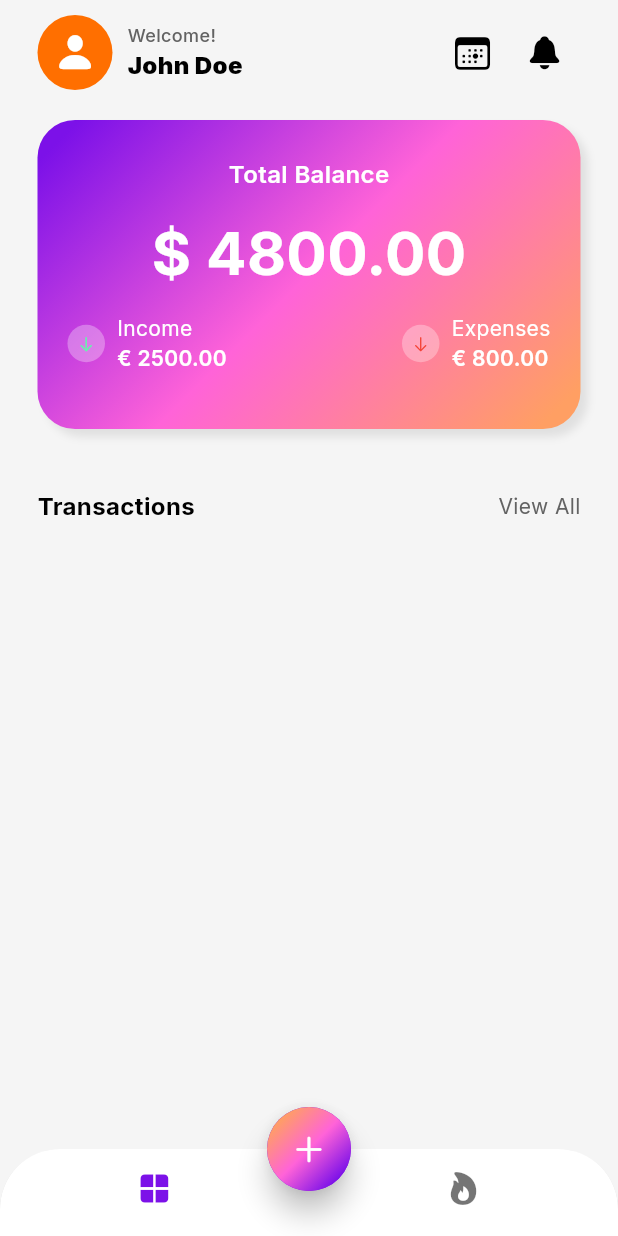
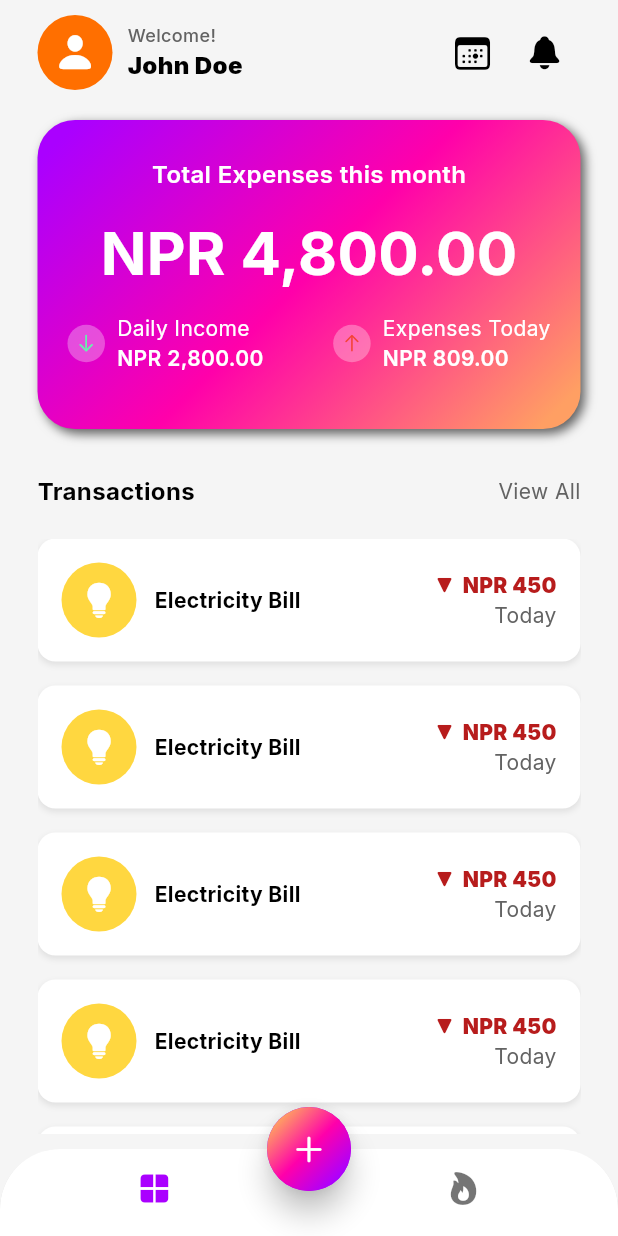
Before and after one commit to IshanKarki/Khutruke, a Flutter app: the screen it shows after launch, on a phone screen of 412 x 824 dp. Run offline on Flutter 3.47's test engine with Material 3 defaults, Android fonts, the phone set to English and light mode, and no system bars; our stand-ins replace google_fonts.

Commit message:
Third Commit

```diff
--- a/lib/app_view.dart
+++ b/lib/app_view.dart
@@ -14,8 +14,8 @@ class MyAppView extends StatelessWidget {
         colorScheme: ColorScheme.light(
           surface: Colors.grey.shade100,
           onSurface: Colors.black,
-          primary: const Color.fromARGB(255, 124, 17, 232),
-          secondary: const Color.fromARGB(255, 255, 99, 216),
+          primary: const Color(0xFFAA00FF),
+          secondary: const Color(0xFFFF00AA),
           tertiary: const Color.fromARGB(255, 255, 159, 99),
           outline: const Color.fromARGB(255, 99, 99, 99),
         ),
--- a/lib/screens/home/views/main_screen.dart
+++ b/lib/screens/home/views/main_screen.dart
@@ -79,7 +79,11 @@ class MainScreen extends StatelessWidget {
               ],
             ),
             const SizedBox(height: 20),
-            Container(
+            GestureDetector(
+              onTap: () {
+                //redirect to the insights or analytics screen
+              },
+              child: Container(
                 width: MediaQuery.of(context).size.width,
                 height: MediaQuery.of(context).size.width / 2,
                 decoration: BoxDecoration(
@@ -94,9 +98,9 @@ class MainScreen extends StatelessWidget {
                   borderRadius: BorderRadius.circular(25),
                   boxShadow: [
                     BoxShadow(
-                    blurRadius: 4,
-                    color: Colors.grey.shade300,
-                    offset: const Offset(5, 5),
+                      blurRadius: 5,
+                      color: Colors.grey.shade700,
+                      offset: const Offset(3, 3),
                     ),
                   ],
                 ),
@@ -104,7 +108,7 @@ class MainScreen extends StatelessWidget {
                   mainAxisAlignment: MainAxisAlignment.center,
                   children: [
                     const Text(
-                    'Total Balance',
+                      'Total Expenses this month',
                       style: TextStyle(
                         fontSize: 16,
                         color: Colors.white,
@@ -113,7 +117,7 @@ class MainScreen extends StatelessWidget {
                     ),
                     const SizedBox(height: 12),
                     const Text(
-                    '\$ 4800.00',
+                      'NPR 4,800.00',
                       style: TextStyle(
                         fontSize: 40,
                         color: Colors.white,
@@ -140,7 +144,7 @@ class MainScreen extends StatelessWidget {
                                 child: const Center(
                                   child: Icon(
                                     CupertinoIcons.arrow_down,
-                                  size: 12,
+                                    size: 14,
                                     color: Colors.greenAccent,
                                   ),
                                 ),
@@ -150,7 +154,7 @@ class MainScreen extends StatelessWidget {
                                 crossAxisAlignment: CrossAxisAlignment.start,
                                 children: [
                                   Text(
-                                  'Income',
+                                    'Daily Income',
                                     style: TextStyle(
                                       fontSize: 14,
                                       color: Colors.white,
@@ -158,7 +162,7 @@ class MainScreen extends StatelessWidget {
                                     ),
                                   ),
                                   Text(
-                                  '€ 2500.00',
+                                    'NPR 2,800.00',
                                     style: TextStyle(
                                       fontSize: 14,
                                       color: Colors.white,
@@ -180,8 +184,8 @@ class MainScreen extends StatelessWidget {
                                 ),
                                 child: const Center(
                                   child: Icon(
-                                  CupertinoIcons.arrow_down,
-                                  size: 12,
+                                    CupertinoIcons.arrow_up,
+                                    size: 14,
                                     color: Colors.red,
                                   ),
                                 ),
@@ -191,7 +195,7 @@ class MainScreen extends StatelessWidget {
                                 crossAxisAlignment: CrossAxisAlignment.start,
                                 children: [
                                   Text(
-                                  'Expenses',
+                                    'Expenses Today',
                                     style: TextStyle(
                                       fontSize: 14,
                                       color: Colors.white,
@@ -199,7 +203,7 @@ class MainScreen extends StatelessWidget {
                                     ),
                                   ),
                                   Text(
-                                  '€ 800.00',
+                                    'NPR 809.00',
                                     style: TextStyle(
                                       fontSize: 14,
                                       color: Colors.white,
@@ -216,7 +220,8 @@ class MainScreen extends StatelessWidget {
                   ],
                 ),
               ),
-            const SizedBox(height: 40),
+            ),
+            const SizedBox(height: 30),
             Row(
               mainAxisAlignment: MainAxisAlignment.spaceBetween,
               children: [
@@ -229,7 +234,9 @@ class MainScreen extends StatelessWidget {
                   ),
                 ),
                 GestureDetector(
-                  onTap: () {},
+                  onTap: () {
+                    //redirect to all transactions
+                  },
                   child: Text(
                     'View All',
                     style: TextStyle(
@@ -241,6 +248,101 @@ class MainScreen extends StatelessWidget {
                 ),
               ],
             ),
+            const SizedBox(height: 20),
+            Expanded(
+              child: ListView.builder(
+                itemCount: 5,
+                itemBuilder: (context, int i) {
+                  return Padding(
+                    padding: const EdgeInsets.only(bottom: 16.0),
+                    child: Container(
+                      decoration: BoxDecoration(
+                        color: Colors.white,
+                        borderRadius: BorderRadius.circular(12),
+                        boxShadow: [
+                          BoxShadow(
+                            blurRadius: 3,
+                            offset: const Offset(0, 2),
+                            color: Colors.grey.shade300,
+                          ),
+                        ],
+                      ),
+                      child: Padding(
+                        padding: const EdgeInsets.all(16.0),
+                        child: Row(
+                          mainAxisAlignment: MainAxisAlignment.spaceBetween,
+                          children: [
+                            Row(
+                              children: [
+                                Stack(
+                                  alignment: Alignment.center,
+                                  children: [
+                                    Container(
+                                      width: 50,
+                                      height: 50,
+                                      decoration: BoxDecoration(
+                                        color: Colors.amberAccent,
+                                        shape: BoxShape.circle,
+                                      ),
+                                    ),
+                                    Icon(
+                                      CupertinoIcons.lightbulb_fill,
+                                      color: Colors.white,
+                                    ),
+                                  ],
+                                ),
+                                const SizedBox(width: 12),
+                                Text(
+                                  'Electricity Bill',
+                                  style: TextStyle(
+                                    fontSize: 14,
+                                    color:
+                                        Theme.of(context).colorScheme.onSurface,
+                                    fontWeight: FontWeight.bold,
+                                  ),
+                                ),
+                              ],
+                            ),
+                            Column(
+                              crossAxisAlignment: CrossAxisAlignment.end,
+                              children: [
+                                Row(
+                                  children: [
+                                    Icon(
+                                      CupertinoIcons.arrowtriangle_down_fill,
+                                      color: Colors.red.shade900,
+                                      size: 14,
+                                    ),
+                                    SizedBox(width: 5),
+                                    Text(
+                                      "NPR 450",
+                                      style: TextStyle(
+                                        fontSize: 14,
+                                        color: Colors.red.shade900,
+                                        fontWeight: FontWeight.w900,
+                                      ),
+                                    ),
+                                  ],
+                                ),
+                                Text(
+                                  'Today',
+                                  style: TextStyle(
+                                    fontSize: 14,
+                                    color:
+                                        Theme.of(context).colorScheme.outline,
+                                    fontWeight: FontWeight.w400,
+                                  ),
+                                ),
+                              ],
+                            ),
+                          ],
+                        ),
+                      ),
+                    ),
+                  );
+                },
+              ),
+            ),
           ],
         ),
       ),
```
Also changed, not shown: flutter_01.png (added), 1 other file. Lines whose indentation alone changed are shown as unchanged.
